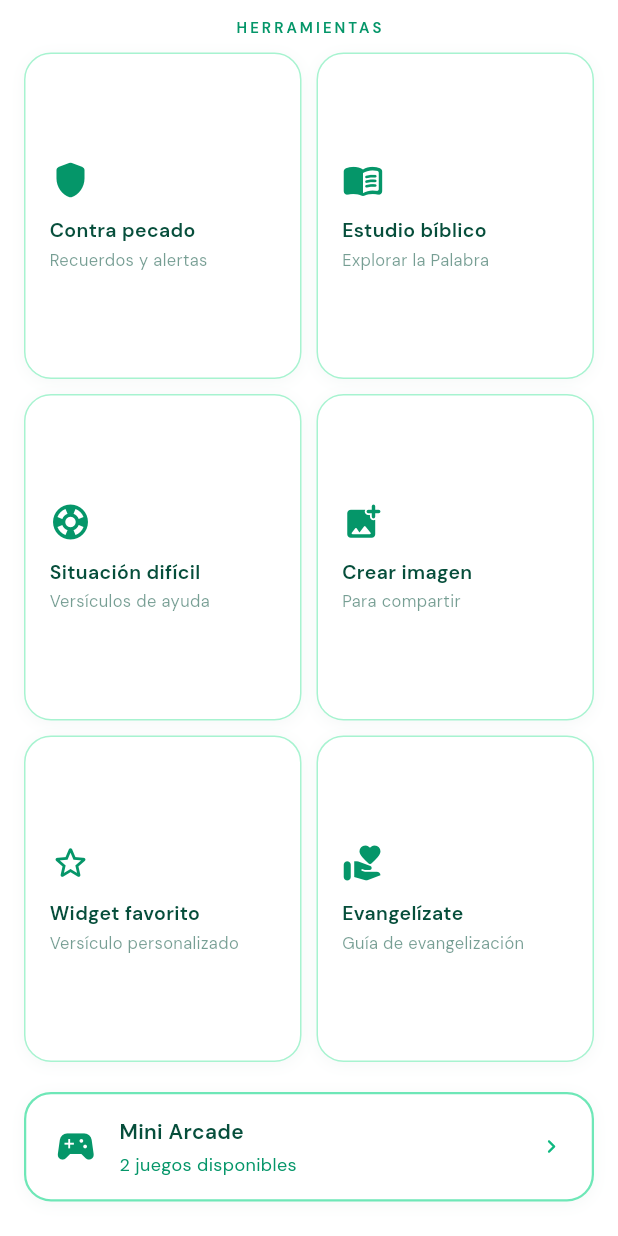
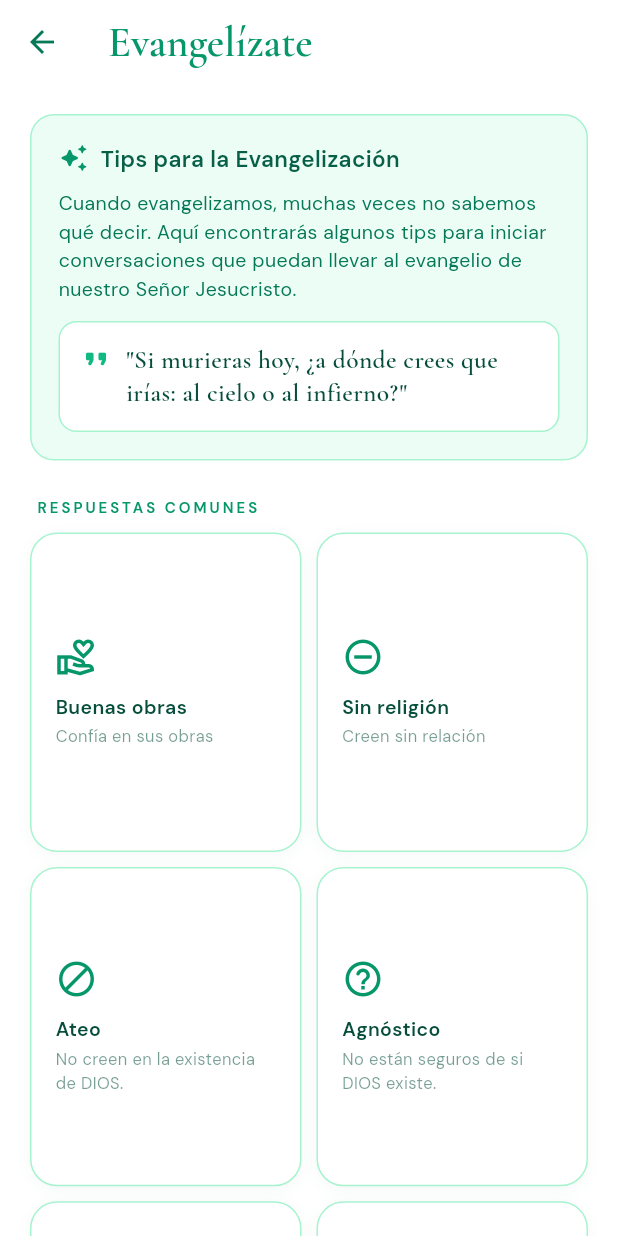
Before and after one commit to AngelDev2343/VIDA-Project, a Flutter app: the HomeScreen widget shown alone on an empty page, opened directly, scrolled down 358 dp, after a tap on "Evangelízate", on a phone screen of 412 x 824 dp. Run offline on Flutter 3.47's test engine with Material 3 defaults, Android fonts, the phone set to English and light mode, and no system bars; our stand-ins replace connectivity_plus, flutter_local_notifications, share_plus, shared_preferences, webview_flutter; missing offline and left inert: home_widget; accounts and stored records are empty.

Commit message:
Add Evangelízate feature and local quiz assets
Introduce a new Evangelízate section: add guide.md content, domain models (lib/data/evangelizate_data.dart), list and detail screens (lib/screens/evangelizate_screen.dart, evangelizate_detalle_screen.dart) and wire the tool into HomeScreen. Change quiz to load the local games/quiz/index.html asset (remove external Google Fonts link) and update QuizScreen to load the HTML via DefaultAssetBundle with improved error/retry handling. Update pubspec.yaml to bump version to 0.5.1+1 and include quiz assets; add a small profile credit and update AGENTS.md to document the new features.

```diff
--- /dev/null
+++ b/lib/data/evangelizate_data.dart
@@ -0,0 +1,200 @@
+import 'package:flutter/material.dart';
+
+class BibleVerse {
+  final String reference;
+  final String text;
+  const BibleVerse(this.reference, this.text);
+}
+
+class EvangelizateSection {
+  final String title;
+  final String explanation;
+  final List<BibleVerse> verses;
+  final List<String> tips;
+
+  const EvangelizateSection({
+    this.title = '',
+    this.explanation = '',
+    this.verses = const [],
+    this.tips = const [],
+  });
+}
+
+class EvangelizateCategory {
+  final String title;
+  final String shortTitle;
+  final IconData icon;
+  final String description;
+  final List<EvangelizateSection> sections;
+
+  const EvangelizateCategory({
+    required this.title,
+    required this.shortTitle,
+    required this.icon,
+    required this.description,
+    required this.sections,
+  });
+}
+
+final List<EvangelizateCategory> evangelizateCategories = [
+  EvangelizateCategory(
+    title: 'Creo que iría al cielo porque he sido bueno',
+    shortTitle: 'Buenas obras',
+    icon: Icons.volunteer_activism_outlined,
+    description: 'Confía en sus obras',
+    sections: [
+      EvangelizateSection(
+        title: 'Todos hemos pecado',
+        verses: [
+          const BibleVerse(
+            'Romanos 3:12',
+            'Todos se desviaron, a una se hicieron inútiles; no hay quien haga lo bueno, no hay ni siquiera uno.',
+          ),
+          const BibleVerse(
+            'Romanos 3:10',
+            'Como está escrito: No hay justo, ni aun uno.',
+          ),
+        ],
+      ),
+      EvangelizateSection(
+        title: 'Todos merecemos la muerte',
+        verses: [
+          const BibleVerse(
+            'Romanos 6:23',
+            'Porque la paga del pecado es muerte, mas la dádiva de Dios es vida eterna en Cristo Jesús Señor nuestro.',
+          ),
+          const BibleVerse(
+            'Santiago 1:15',
+            'Entonces la concupiscencia, después que ha concebido, da a luz el pecado; y el pecado, siendo consumado, da a luz la muerte.',
+          ),
+        ],
+      ),
+      EvangelizateSection(
+        title: 'La justicia de DIOS',
+        explanation:
+            'DIOS es justo y santo. Como todos hemos pecado —mintiendo, odiando, teniendo pensamientos impuros o haciendo maldad— merecemos juicio. Si DIOS no castigara el pecado, no sería justo. Merecemos el infierno porque DIOS es justo.',
+        verses: [
+          const BibleVerse(
+            'Romanos 2:16',
+            'En el día en que Dios juzgará por Jesucristo los secretos de los hombres, conforme a mi evangelio.',
+          ),
+        ],
+      ),
+      EvangelizateSection(
+        title: 'La gracia de nuestro SEÑOR JESUCRISTO',
+        verses: [
+          const BibleVerse(
+            'Romanos 3:23',
+            'Por cuanto todos pecaron, y están destituidos de la gloria de Dios.',
+          ),
+          const BibleVerse(
+            'Juan 3:16',
+            'Porque de tal manera amó Dios al mundo, que ha dado a su Hijo unigénito, para que todo aquel que en él cree, no se pierda, mas tenga vida eterna.',
+          ),
+        ],
+      ),
+      EvangelizateSection(
+        title: 'Salvación por gracia',
+        explanation:
+            'La salvación no se gana siendo "bueno", sino arrepintiéndose y creyendo en JESUCRISTO.',
+        verses: [
+          const BibleVerse(
+            'Efesios 2:8-9',
+            'Porque por gracia sois salvos por medio de la fe; y esto no de vosotros, pues es don de Dios; no por obras, para que nadie se gloríe.',
+          ),
+        ],
+      ),
+    ],
+  ),
+  EvangelizateCategory(
+    title: 'Creo en DIOS pero no sigo ninguna religión',
+    shortTitle: 'Sin religión',
+    icon: Icons.remove_circle_outline,
+    description: 'Creen sin relación',
+    sections: [
+      EvangelizateSection(
+        title: 'Fe sin obras',
+        explanation:
+            'Creer que DIOS existe no es suficiente. Muchas personas creen en DIOS, pero nunca se arrepienten verdaderamente ni siguen a CRISTO. Necesitan una relación verdadera con JESÚS, no solo una creencia superficial.',
+        verses: [
+          const BibleVerse(
+            'Juan 3:16',
+            'Porque de tal manera amó Dios al mundo, que ha dado a su Hijo unigénito, para que todo aquel que en él cree, no se pierda, mas tenga vida eterna.',
+          ),
+          const BibleVerse(
+            'Romanos 3:23',
+            'Por cuanto todos pecaron, y están destituidos de la gloria de Dios.',
+          ),
+        ],
+      ),
+    ],
+  ),
+  EvangelizateCategory(
+    title: 'Ateo',
+    shortTitle: 'Ateo',
+    icon: Icons.block_rounded,
+    description: 'No creen en la existencia de DIOS.',
+    sections: [
+      EvangelizateSection(
+        title: 'Habla con amor',
+        explanation:
+            'Evita discutir agresivamente. Habla con calma y amor. Haz preguntas sobre el sentido de la vida, el bien y el mal, o por qué existe la moralidad. Después comparte el evangelio igualmente, recordando que quien convence es el ESPÍRITU SANTO.',
+      ),
+    ],
+  ),
+  EvangelizateCategory(
+    title: 'Agnóstico',
+    shortTitle: 'Agnóstico',
+    icon: Icons.help_outline_rounded,
+    description: 'No están seguros de si DIOS existe.',
+    sections: [
+      EvangelizateSection(
+        title: 'Busca la verdad',
+        explanation:
+            'Anímale a buscar sinceramente la verdad. Explícale que JESÚS dijo: "Yo soy el camino, y la verdad, y la vida; nadie viene al Padre, sino por mí." Habla con paciencia y responde con amor.',
+        verses: [
+          const BibleVerse(
+            'Juan 14:6',
+            'Yo soy el camino, y la verdad, y la vida; nadie viene al Padre, sino por mí.',
+          ),
+        ],
+      ),
+    ],
+  ),
+  EvangelizateCategory(
+    title: 'Consejos importantes',
+    shortTitle: 'Consejos',
+    icon: Icons.lightbulb_outline,
+    description: 'Tips para evangelizar',
+    sections: [
+      EvangelizateSection(
+        tips: [
+          'Ora antes de evangelizar.',
+          'Depende del ESPÍRITU SANTO.',
+          'Habla con amor y paciencia.',
+          'No discutas innecesariamente.',
+          'Usa la Biblia como autoridad.',
+          'Recuerda que quien convence es DIOS.',
+        ],
+      ),
+    ],
+  ),
+  EvangelizateCategory(
+    title: 'Recordatorio final',
+    shortTitle: 'Recordatorio',
+    icon: Icons.flag_outlined,
+    description: 'Compartir el evangelio',
+    sections: [
+      EvangelizateSection(
+        explanation:
+            'No todos aceptarán el mensaje, pero nuestra tarea es compartir fielmente el evangelio.',
+        verses: [
+          const BibleVerse(
+            'Mateo 28:19-20',
+            'Por tanto, id, y haced discípulos a todas las naciones, bautizándolos en el nombre del Padre, y del Hijo, y del Espíritu Santo; enseñándoles que guarden todas las cosas que os he mandado.',
+          ),
+        ],
+      ),
+    ],
+  ),
+];
--- /dev/null
+++ b/lib/screens/evangelizate_screen.dart
@@ -0,0 +1,141 @@
+import 'package:flutter/material.dart';
+import '../data/evangelizate_data.dart';
+import '../theme/app_theme.dart';
+import '../widgets/fade_in.dart';
+import '../widgets/tool_card.dart';
+import 'evangelizate_detalle_screen.dart';
+
+class EvangelizateScreen extends StatelessWidget {
+  const EvangelizateScreen({super.key});
+
+  @override
+  Widget build(BuildContext context) {
+    return Scaffold(
+      appBar: AppBar(title: const Text('Evangelízate')),
+      body: SingleChildScrollView(
+        padding: const EdgeInsets.fromLTRB(20, 20, 20, 32),
+        child: Column(
+          crossAxisAlignment: CrossAxisAlignment.start,
+          children: [
+            FadeIn(
+              child: Container(
+                width: double.infinity,
+                padding: const EdgeInsets.all(18),
+                decoration: BoxDecoration(
+                  color: AppColors.emerald50,
+                  borderRadius: BorderRadius.circular(16),
+                  border: Border.all(color: AppColors.emerald200),
+                ),
+                child: Column(
+                  crossAxisAlignment: CrossAxisAlignment.start,
+                  children: [
+                    Row(
+                      children: [
+                        Icon(Icons.auto_awesome_rounded,
+                            size: 20, color: AppColors.emerald600),
+                        const SizedBox(width: 8),
+                        Expanded(
+                          child: Text(
+                            'Tips para la Evangelización',
+                            style: TextStyle(fontFamily: 'DM Sans',
+                              fontSize: 15,
+                              fontWeight: FontWeight.w600,
+                              color: AppColors.emerald800,
+                            ),
+                          ),
+                        ),
+                      ],
+                    ),
+                    const SizedBox(height: 10),
+                    Text(
+                      'Cuando evangelizamos, muchas veces no sabemos qué decir. '
+                      'Aquí encontrarás algunos tips para iniciar conversaciones '
+                      'que puedan llevar al evangelio de nuestro Señor Jesucristo.',
+                      style: TextStyle(fontFamily: 'DM Sans',
+                        fontSize: 13,
+                        height: 1.5,
+                        color: AppColors.emerald700,
+                      ),
+                    ),
+                    const SizedBox(height: 12),
+                    Container(
+                      padding: const EdgeInsets.all(14),
+                      decoration: BoxDecoration(
+                        color: Colors.white,
+                        borderRadius: BorderRadius.circular(12),
+                        border: Border.all(color: AppColors.emerald200),
+                      ),
+                      child: Row(
+                        crossAxisAlignment: CrossAxisAlignment.start,
+                        children: [
+                          Icon(Icons.format_quote_rounded,
+                              size: 20, color: AppColors.emerald500),
+                          const SizedBox(width: 10),
+                          Expanded(
+                            child: Text(
+                              '"Si murieras hoy, ¿a dónde crees que irías: '
+                              'al cielo o al infierno?"',
+                              style: TextStyle(fontFamily: 'Cormorant Garamond',
+                                fontSize: 17,
+                                fontWeight: FontWeight.w600,
+                                height: 1.3,
+                                color: AppColors.emerald900,
+                              ),
+                            ),
+                          ),
+                        ],
+                      ),
+                    ),
+                  ],
+                ),
+              ),
+            ),
+            const SizedBox(height: 24),
+            FadeIn(
+              index: 1,
+              child: Padding(
+                padding: const EdgeInsets.only(left: 4, bottom: 10),
+                child: Text(
+                  'RESPUESTAS COMUNES',
+                  style: TextStyle(fontFamily: 'DM Sans',
+                    fontSize: 10,
+                    letterSpacing: 2,
+                    fontWeight: FontWeight.w600,
+                    color: AppColors.emerald600,
+                  ),
+                ),
+              ),
+            ),
+            GridView.count(
+              crossAxisCount: 2,
+              shrinkWrap: true,
+              physics: const NeverScrollableScrollPhysics(),
+              crossAxisSpacing: 10,
+              mainAxisSpacing: 10,
+              childAspectRatio: 0.85,
+              children: List.generate(
+                evangelizateCategories.length,
+                (i) => FadeIn(
+                  index: i + 2,
+                  child: ToolCard(
+                    icon: evangelizateCategories[i].icon,
+                    title: evangelizateCategories[i].shortTitle,
+                    subtitle: evangelizateCategories[i].description,
+                    onTap: () => Navigator.push(
+                      context,
+                      MaterialPageRoute(
+                        builder: (_) => EvangelizateDetalleScreen(
+                          category: evangelizateCategories[i],
+                        ),
+                      ),
+                    ),
+                  ),
+                ),
+              ),
+            ),
+          ],
+        ),
+      ),
+    );
+  }
+}
--- a/lib/screens/home_screen.dart
+++ b/lib/screens/home_screen.dart
@@ -14,6 +14,7 @@ import 'streak_screen.dart';
 import 'mini_arcade_screen.dart';
 import 'perfil_screen.dart';
 import 'situacion_dificil_screen.dart';
+import 'evangelizate_screen.dart';
 
 class HomeScreen extends StatefulWidget {
   const HomeScreen({super.key});
@@ -313,7 +314,10 @@ class _HomeScreenState extends State<HomeScreen> {
                       icon: Icons.volunteer_activism_rounded,
                       title: 'Evangelízate',
                       subtitle: 'Guía de evangelización',
-                      onTap: () {},
+                      onTap: () => Navigator.push(
+                        context,
+                        MaterialPageRoute(builder: (_) => const EvangelizateScreen()),
+                      ),
                     ),
                   ),
                 ],
--- a/pubspec.yaml
+++ b/pubspec.yaml
@@ -1,7 +1,7 @@
 name: vida_app
 description: VIDA — App espiritual cristiana con versículos, racha, estudio bíblico y más.
 publish_to: 'none'
-version: 0.5.0+1
+version: 0.5.1+1
 
 environment:
   sdk: '>=3.0.0 <4.0.0'
@@ -48,3 +48,5 @@ flutter:
     - contra_img/
     - gallery/
     - widget-fav.png
+    - games/quiz/index.html
+    - games/quiz/sw.js
```
Also changed, not shown: lib/screens/evangelizate_detalle_screen.dart (added, +161 -0 lines), lib/screens/perfil_screen.dart (+7 -1 lines), lib/screens/quiz_screen.dart (+13 -5 lines), 3 other files.
